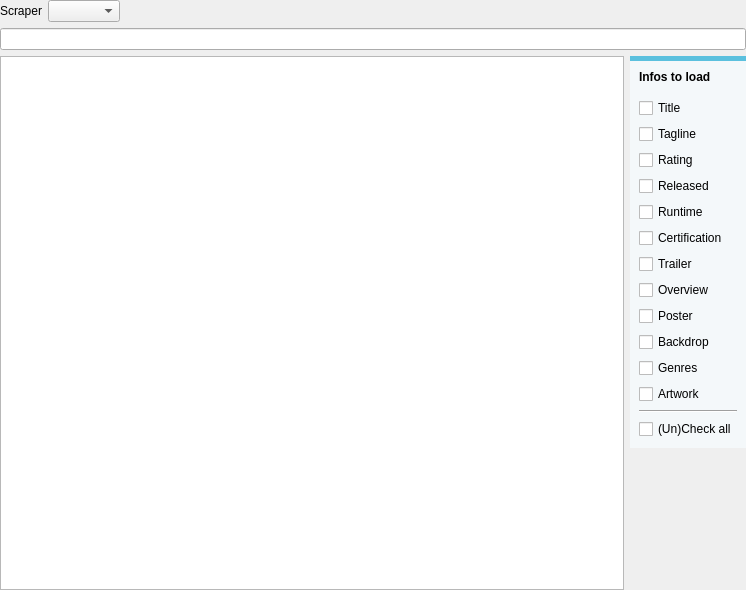
Komet/MediaElch, file concerts/ConcertSearchWidget.ui: the form before one commit.
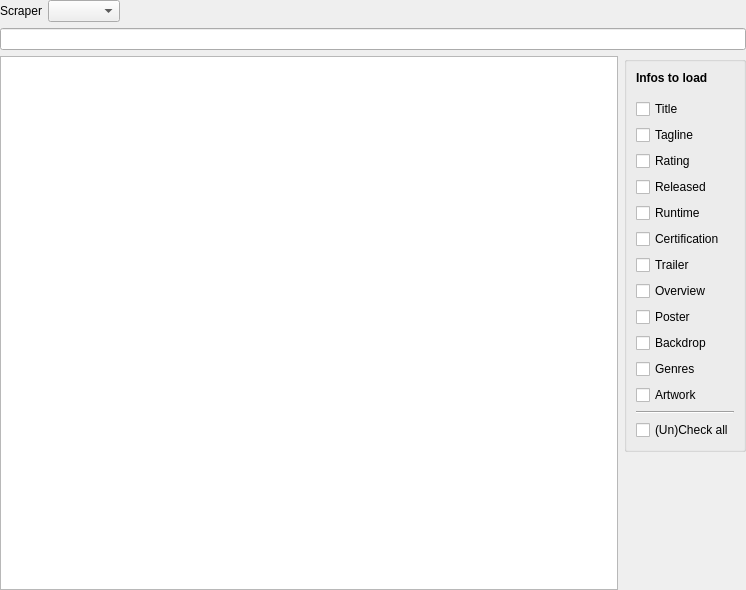
The form after the commit. Custom widgets are drawn as their Qt base class.

```diff
--- a/concerts/ConcertSearchWidget.ui
+++ b/concerts/ConcertSearchWidget.ui
@@ -60,12 +60,6 @@
     <layout class="QHBoxLayout" name="horizontalLayout_4" stretch="0,0">
      <item>
       <widget class="QTableWidget" name="results">
-       <property name="styleSheet">
-        <string notr="true">alternate-background-color: rgb(243, 246, 250);
-color: #395265;
-selection-background-color: qlineargradient(spread:pad, x1:0, y1:0, x2:0, y2:1, stop:0 #4185b6, stop:1 #1b6aa5);
-</string>
-       </property>
        <property name="editTriggers">
         <set>QAbstractItemView::NoEditTriggers</set>
        </property>
@@ -101,13 +95,6 @@
       <layout class="QVBoxLayout" name="verticalLayout_2">
        <item>
         <widget class="QGroupBox" name="groupBox">
-         <property name="styleSheet">
-          <string notr="true">QGroupBox {
-    border-radius: 0px;
-    border-top: 5px solid #5BC0DE; 
-    background-color: #F4F8FA;
-}</string>
-         </property>
          <property name="title">
           <string/>
          </property>
```
